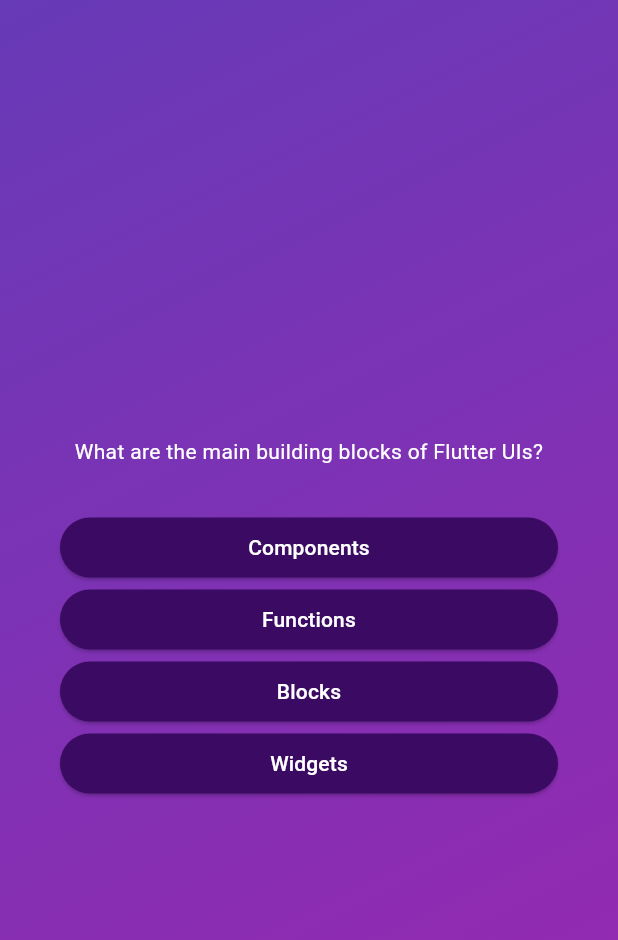
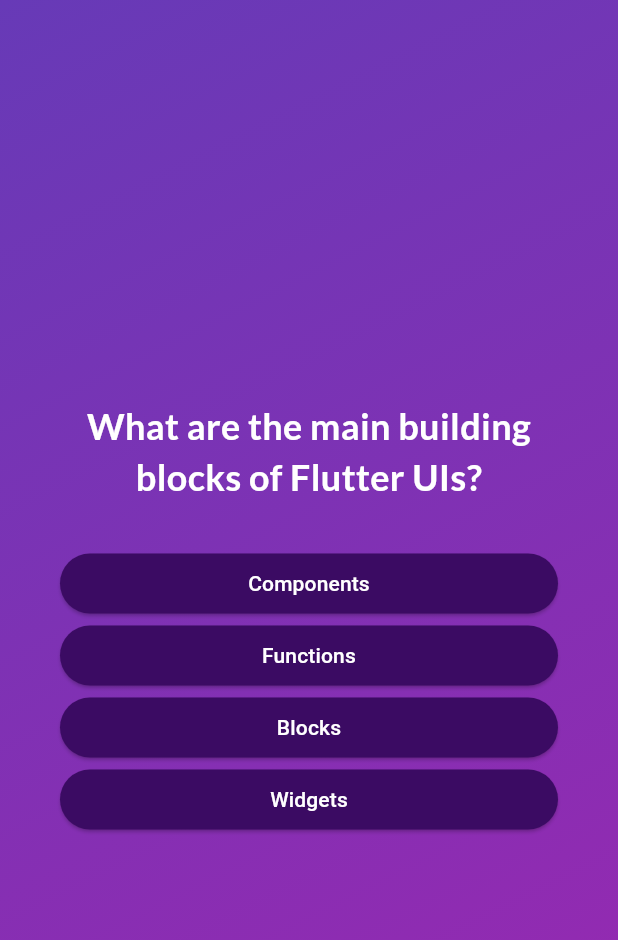
Before and after one commit to mjaliz/quizapp, a Flutter app: the screen it shows after launch, after a tap on "Start Quiz", on a phone screen of 412 x 824 dp. Shown: the top 940 px of the screen. Run offline on Flutter 3.47's test engine with Material 3 defaults, Android fonts, the phone set to English and light mode, and no system bars; our stand-ins replace google_fonts.

```diff
--- a/lib/questions_screen.dart
+++ b/lib/questions_screen.dart
@@ -1,4 +1,6 @@
 import 'package:flutter/material.dart';
+import 'package:flutter/widgets.dart';
+import 'package:google_fonts/google_fonts.dart';
 
 import 'package:quizapp/answer_button.dart';
 import 'package:quizapp/data/questions.dart';
@@ -33,8 +35,10 @@ class _QuestionsScreenState extends State<QuestionsScreen> {
           children: [
             Text(
               currentQuestion.text,
-              style: const TextStyle(
+              style: GoogleFonts.lato(
                 color: Colors.white,
+                fontSize: 24,
+                fontWeight: FontWeight.bold,
               ),
               textAlign: TextAlign.center,
             ),
```
